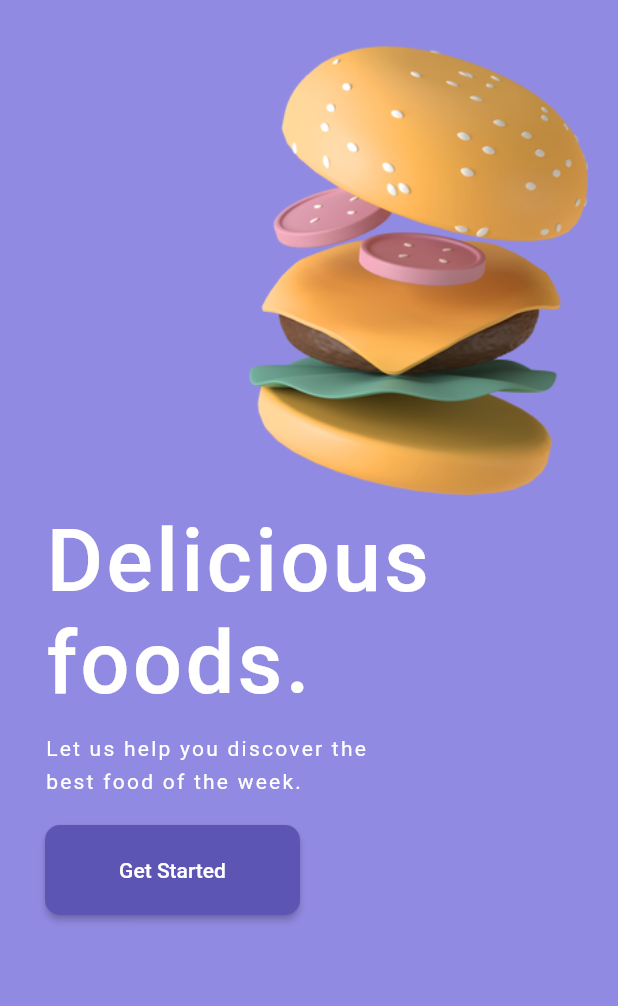
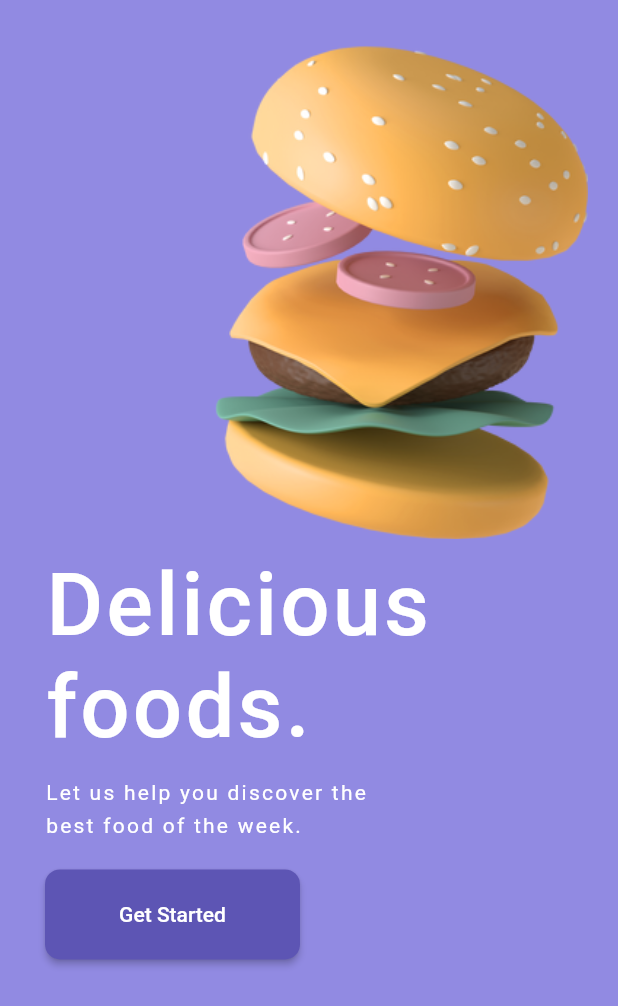
Before and after one commit to chrisokoriedev/foodui_apetch_class, a Flutter app: the screen it shows after launch, on a phone screen of 412 x 824 dp. Shown: the top 1006 px of the screen. Run offline on Flutter 3.47's test engine with Material 2 defaults, Android fonts, the phone set to English and light mode, and no system bars; our stand-ins replace get.

Commit message:
fixed image height

```diff
--- a/lib/main.dart
+++ b/lib/main.dart
@@ -41,9 +41,8 @@ class WelcomeScreen extends StatelessWidget {
                     children: [
                       Image.asset(
                         '${kImageUrl}welcome.png',
-                        height: 300,
+                        height: MediaQuery.of(context).size.height*0.4,
                         fit: BoxFit.fitHeight,
-
                       ),
                     ],
                   ),
@@ -73,12 +72,13 @@ class WelcomeScreen extends StatelessWidget {
                         sizedHeight(20),
                         ElevatedButton(
                           style: ButtonStyle(
-                              fixedSize:
-                                  MaterialStateProperty.all(const Size(170, 60)),
+                              fixedSize: MaterialStateProperty.all(
+                                  const Size(170, 60)),
                               backgroundColor:
                                   MaterialStateProperty.all(kButtonColor),
-                              shape: MaterialStateProperty.all(RoundedRectangleBorder(
-                                  borderRadius: kBorderRadius))),
+                              shape: MaterialStateProperty.all(
+                                  RoundedRectangleBorder(
+                                      borderRadius: kBorderRadius))),
                           onPressed: () {},
                           child: Text('Get Started'),
                         ),
```
